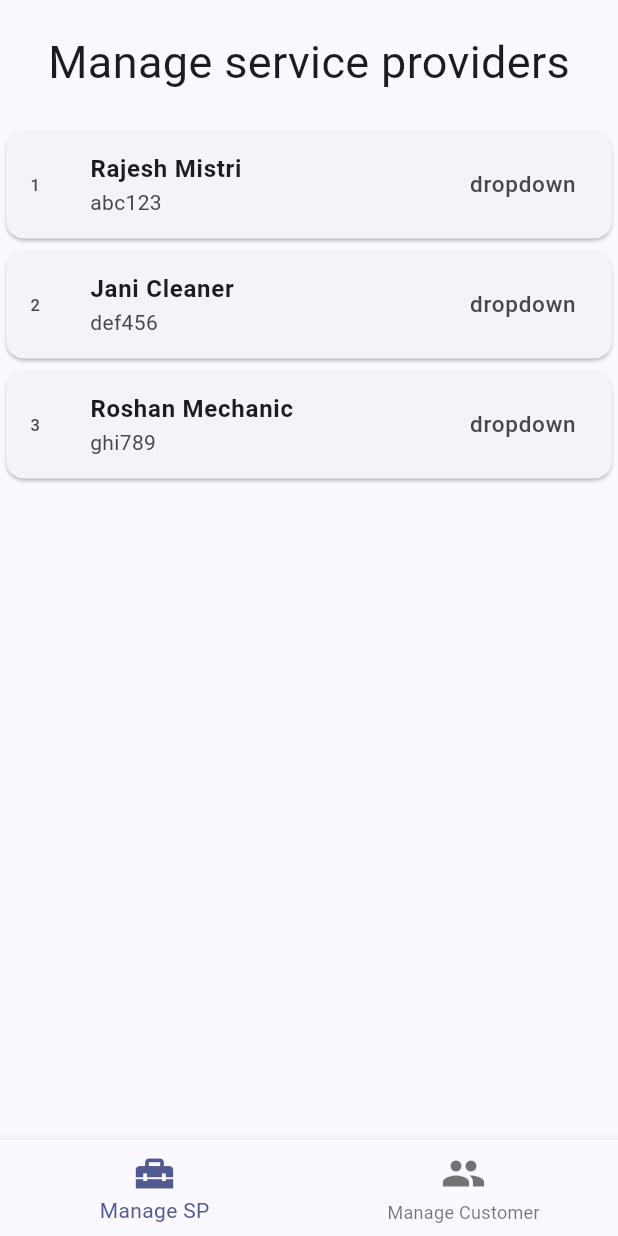
After one commit to Rahullkumr/Fixitwala, a Flutter app: the AdminDashboard screen opened directly, on a phone screen of 412 x 824 dp. The commit adds this screen. Run offline on Flutter 3.47's test engine with Material 3 defaults, Android fonts, the phone set to English and light mode, and no system bars.

Commit message:
feature: admin dashboard

```diff
--- a/lib/admin/admin_dashboard.dart
+++ b/lib/admin/admin_dashboard.dart
@@ -1,19 +1,46 @@
+import 'package:fixitwala/admin/manage_customers.dart';
+import 'package:fixitwala/admin/manage_sp.dart';
 import 'package:flutter/material.dart';
 
-class AdminDashboard extends StatelessWidget {
+class AdminDashboard extends StatefulWidget {
   const AdminDashboard({super.key});
 
   @override
+  State<AdminDashboard> createState() => _AdminDashboardState();
+}
+
+class _AdminDashboardState extends State<AdminDashboard> {
+  int _selectedIndex = 0; // Track the selected index
+
+  final List<Widget> _screens = const [
+    ManageSP(),
+    ManageCustomers(),
+  ];
+
+  @override
   Widget build(BuildContext context) {
-    return const SafeArea(
+    return SafeArea(
       child: Scaffold(
         backgroundColor: Colors.grey,
-        body: Center(
-          child: Column(
-            children: [
-              Text("Admin Dashboard"),
-            ],
-          ),
+        body: _screens[_selectedIndex],
+        bottomNavigationBar: BottomNavigationBar(
+          currentIndex: _selectedIndex, // makes icon active onTap
+          onTap: (index) {
+            setState(() {
+              _selectedIndex = index;
+            });
+          },
+          iconSize: 30,
+          items: const [
+            BottomNavigationBarItem(
+              icon: Icon(Icons.home_repair_service),
+              label: "Manage SP",
+            ),
+            BottomNavigationBarItem(
+              icon: Icon(Icons.people),
+              label: "Manage Customer",
+            ),
+          ],
         ),
       ),
     );
--- /dev/null
+++ b/lib/admin/manage_customers.dart
@@ -0,0 +1,70 @@
+import 'package:flutter/material.dart';
+
+// TODO: implement using db
+
+class Customer {
+  final int sno;
+  final String customerName;
+  final String customerId;
+
+  const Customer({
+    required this.sno,
+    required this.customerName,
+    required this.customerId,
+  });
+}
+
+class ManageCustomers extends StatelessWidget {
+  const ManageCustomers({super.key});
+
+  final List<Customer> customers = const [
+    Customer(sno: 1, customerName: "Amit Sharma", customerId: "abc123"),
+    Customer(sno: 2, customerName: "Omkar Savale", customerId: "def456"),
+    Customer(sno: 3, customerName: "Harshit Mishra", customerId: "ghi789"),
+    Customer(sno: 4, customerName: "Priya Patel", customerId: "fis147"),
+  ];
+
+  @override
+  Widget build(BuildContext context) {
+    return SafeArea(
+      child: Scaffold(
+        body: Column(
+          children: [
+            const Padding(
+              padding: EdgeInsets.symmetric(horizontal: 5, vertical: 20),
+              child: Text(
+                "Manage Customers",
+                style: TextStyle(
+                  fontSize: 30,
+                ),
+              ),
+            ),
+            Expanded(
+              // Use Expanded to allow scrolling for the list
+              child: ListView.builder(
+                itemCount: customers.length, // Number of cards to create
+                itemBuilder: (context, index) {
+                  final customer = customers[index];
+                  return Card(
+                    child: ListTile(
+                      leading: Text("${customer.sno}"),
+                      title: Text(
+                        customer.customerName,
+                        style: const TextStyle(fontWeight: FontWeight.bold),
+                      ),
+                      subtitle: Text(customer.customerId),
+                      trailing: const Text(
+                        "dropdown",
+                        style: TextStyle(fontSize: 15),
+                      ),
+                    ),
+                  );
+                },
+              ),
+            ),
+          ],
+        ),
+      ),
+    );
+  }
+}
--- /dev/null
+++ b/lib/admin/manage_sp.dart
@@ -0,0 +1,68 @@
+import 'package:flutter/material.dart';
+
+// TODO: use data from db
+
+class ServiceProvider {
+  final int sno;
+  final String spName;
+  final String spId;
+
+  const ServiceProvider({
+    required this.sno,
+    required this.spName,
+    required this.spId,
+  });
+}
+
+class ManageSP extends StatelessWidget {
+  const ManageSP({super.key});
+
+  final List<ServiceProvider> sps = const [
+    ServiceProvider(sno: 1, spName: "Rajesh Mistri", spId: "abc123"),
+    ServiceProvider(sno: 2, spName: "Jani Cleaner", spId: "def456"),
+    ServiceProvider(sno: 3, spName: "Roshan Mechanic", spId: "ghi789"),
+  ];
+
+  @override
+  Widget build(BuildContext context) {
+    return SafeArea(
+      child: Scaffold(
+        body: Column(
+          children: [
+            const Padding(
+              padding: EdgeInsets.symmetric(horizontal: 5, vertical: 20),
+              child: Text(
+                "Manage service providers",
+                style: TextStyle(
+                  fontSize: 30,
+                ),
+              ),
+            ),
+            Expanded(
+              // Use Expanded to allow scrolling for the list
+              child: ListView.builder(
+                itemCount: sps.length, // Number of cards to create
+                itemBuilder: (context, index) {
+                  final sp = sps[index];
+                  return Card(
+                    child: ListTile(
+                      leading: Text("${sp.sno}"),
+                      title: Text(sp
+                          .spName, style: const TextStyle(fontWeight: FontWeight.bold),),
+                      subtitle: Text(
+                          sp.spId),
+                      trailing: const Text(
+                        "dropdown",
+                        style: TextStyle(fontSize: 15),
+                      ),
+                    ),
+                  );
+                },
+              ),
+            ),
+          ],
+        ),
+      ),
+    );
+  }
+}
--- a/lib/customer/customer_register.dart
+++ b/lib/customer/customer_register.dart
@@ -1,6 +1,5 @@
 import 'package:fixitwala/customer/profile.dart';
 import 'package:flutter/material.dart';
-import 'package:fixitwala/customer/customer_dashboard.dart';
 import 'package:fixitwala/customer/customer_login.dart';
 
 class CustomerRegister extends StatefulWidget {
```
Also changed, not shown: lib/customer/profile.dart (+18 -9 lines), lib/main.dart (+2 -24 lines).
